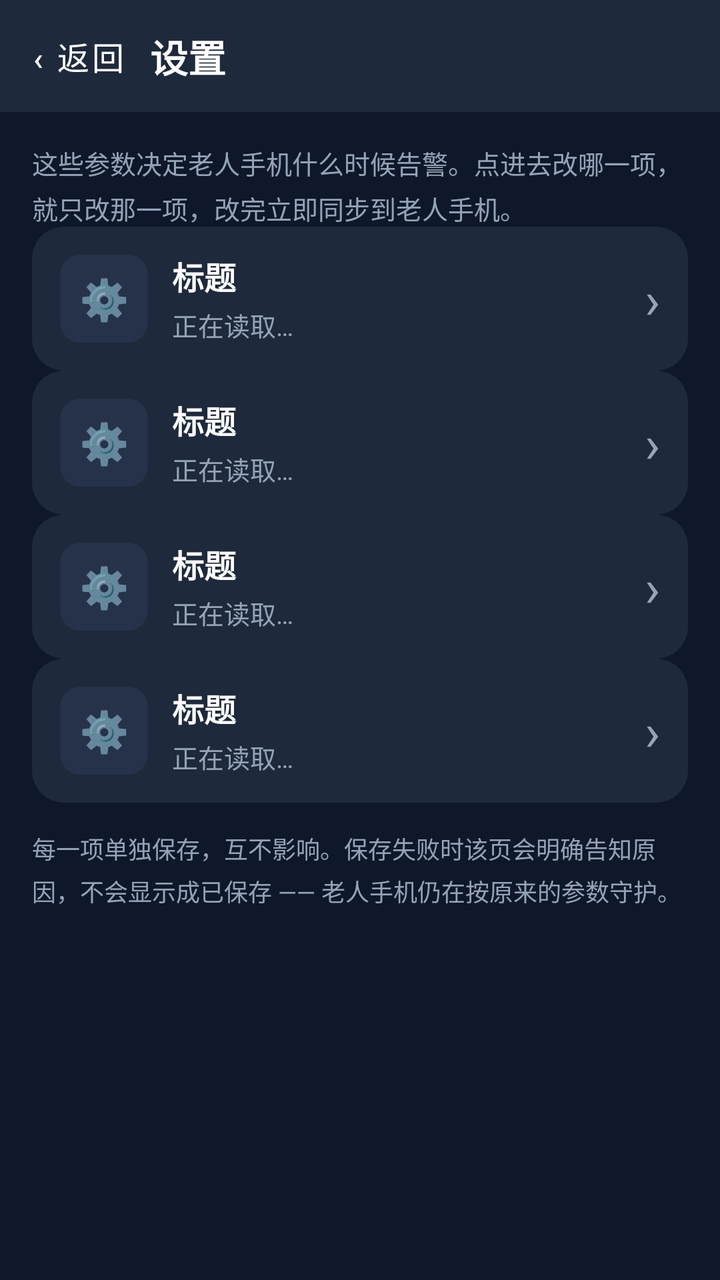
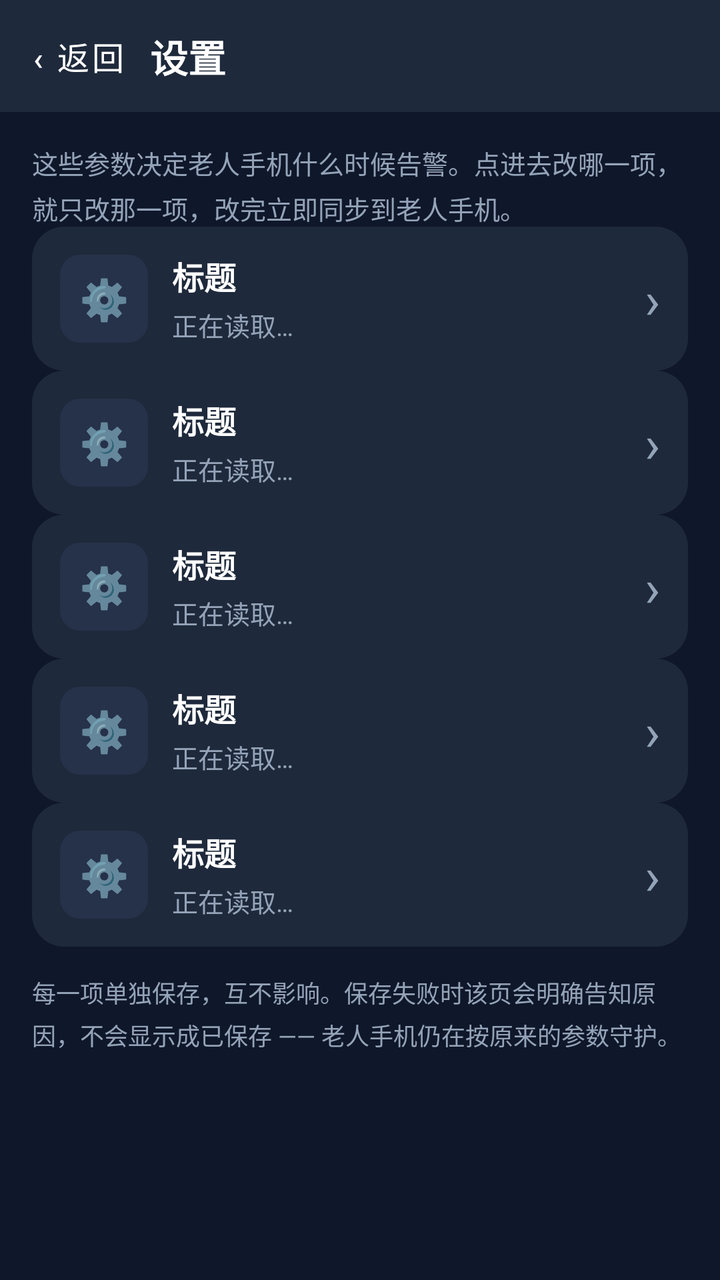

Before-and-after screenshots of an Android layout around one commit, followed by the original layout XML and the change that was made.
<!-- AndroidManifest.xml: application theme Theme.AntiFraudGuard -->
<!-- res/layout/activity_elder_guard_settings.xml -->
<?xml version="1.0" encoding="utf-8"?>
<LinearLayout xmlns:android="http://schemas.android.com/apk/res/android"
    android:layout_width="match_parent"
    android:layout_height="match_parent"
    android:orientation="vertical"
    android:background="?attr/appBg">

    <include
        android:id="@+id/topbar"
        layout="@layout/layout_settings_topbar" />

    <ScrollView
        android:layout_width="match_parent"
        android:layout_height="0dp"
        android:layout_weight="1">

        <LinearLayout
            android:layout_width="match_parent"
            android:layout_height="wrap_content"
            android:orientation="vertical"
            android:padding="16dp"
            android:paddingBottom="32dp">

            <TextView
                android:id="@+id/tv_hub_intro"
                android:layout_width="match_parent"
                android:layout_height="wrap_content"
                android:lineSpacingExtra="4dp"
                android:text="这些参数决定老人手机什么时候告警。点进去改哪一项，就只改那一项，改完立即同步到老人手机。"
                android:textColor="?attr/appTextDim"
                android:textSize="13sp" />

            <include
                android:id="@+id/entry_home_base"
                layout="@layout/item_settings_entry" />

            <include
                android:id="@+id/entry_location"
                layout="@layout/item_settings_entry"
                android:layout_marginTop="10dp" />

            <include
                android:id="@+id/entry_call_payment"
                layout="@layout/item_settings_entry"
                android:layout_marginTop="10dp" />

            <include
                android:id="@+id/entry_recording"
                layout="@layout/item_settings_entry"
                android:layout_marginTop="10dp" />

            <TextView
                android:id="@+id/tv_hub_error"
                android:layout_width="match_parent"
                android:layout_height="wrap_content"
                android:layout_marginTop="14dp"
                android:lineSpacingExtra="4dp"
                android:text=""
                android:textColor="?attr/appDangerTextStrong"
                android:textSize="13sp"
                android:visibility="gone" />

            <TextView
                android:layout_width="match_parent"
                android:layout_height="wrap_content"
                android:layout_marginTop="14dp"
                android:lineSpacingExtra="4dp"
                android:text="每一项单独保存，互不影响。保存失败时该页会明确告知原因，不会显示成已保存 —— 老人手机仍在按原来的参数守护。"
                android:textColor="?attr/appTextDim"
                android:textSize="12sp" />

        </LinearLayout>
    </ScrollView>
</LinearLayout>
<!-- res/layout/layout_settings_topbar.xml (included above) -->
<?xml version="1.0" encoding="utf-8"?>
<LinearLayout xmlns:android="http://schemas.android.com/apk/res/android"
    android:layout_width="match_parent"
    android:layout_height="56dp"
    android:orientation="horizontal"
    android:gravity="center_vertical"
    android:background="?attr/appCard"
    android:paddingStart="8dp"
    android:paddingEnd="16dp">

    <Button
        android:id="@+id/btn_back"
        android:layout_width="wrap_content"
        android:layout_height="44dp"
        android:minWidth="0dp"
        android:paddingStart="8dp"
        android:paddingEnd="12dp"
        android:background="@android:color/transparent"
        android:text="‹ 返回"
        android:textColor="?attr/appText"
        android:textSize="16sp" />

    <TextView
        android:id="@+id/tv_title"
        android:layout_width="0dp"
        android:layout_height="wrap_content"
        android:layout_weight="1"
        android:ellipsize="end"
        android:singleLine="true"
        android:text="设置"
        android:textColor="?attr/appText"
        android:textSize="19sp"
        android:textStyle="bold" />
</LinearLayout>
<!-- res/layout/item_settings_entry.xml (included above) -->
<?xml version="1.0" encoding="utf-8"?>
<LinearLayout xmlns:android="http://schemas.android.com/apk/res/android"
    android:id="@+id/row_settings_entry"
    android:layout_width="match_parent"
    android:layout_height="wrap_content"
    android:minHeight="72dp"
    android:orientation="horizontal"
    android:gravity="center_vertical"
    android:background="@drawable/bg_card_theme"
    android:paddingStart="14dp"
    android:paddingEnd="14dp"
    android:paddingTop="12dp"
    android:paddingBottom="12dp">

    <TextView
        android:id="@+id/entry_icon"
        android:layout_width="44dp"
        android:layout_height="44dp"
        android:background="@drawable/bg_icon_box"
        android:gravity="center"
        android:text="⚙️"
        android:textSize="20sp" />

    <LinearLayout
        android:layout_width="0dp"
        android:layout_height="wrap_content"
        android:layout_weight="1"
        android:layout_marginStart="12dp"
        android:orientation="vertical">

        <TextView
            android:id="@+id/entry_title"
            android:layout_width="match_parent"
            android:layout_height="wrap_content"
            android:text="标题"
            android:textColor="?attr/appText"
            android:textSize="16sp"
            android:textStyle="bold" />

        <TextView
            android:id="@+id/entry_summary"
            android:layout_width="match_parent"
            android:layout_height="wrap_content"
            android:layout_marginTop="3dp"
            android:text="正在读取…"
            android:textColor="?attr/appTextDim"
            android:textSize="13sp"
            android:lineSpacingExtra="2dp" />
    </LinearLayout>

    <TextView
        android:id="@+id/entry_chevron"
        android:layout_width="wrap_content"
        android:layout_height="wrap_content"
        android:layout_marginStart="8dp"
        android:text="›"
        android:textColor="?attr/appTextDim"
        android:textSize="26sp" />
</LinearLayout>
<!-- resources referenced by this layout -->
<resources>
  <!-- drawable bg_card_theme (drawable) -->
  <?xml version="1.0" encoding="utf-8"?>
  <shape xmlns:android="http://schemas.android.com/apk/res/android" android:shape="rectangle">
      <solid android:color="?attr/appCard" />
      <corners android:radius="16dp" />
  </shape>
  <!-- drawable bg_icon_box (drawable) -->
  <?xml version="1.0" encoding="utf-8"?>
  <shape xmlns:android="http://schemas.android.com/apk/res/android" android:shape="rectangle">
      <solid android:color="?attr/appCardAlt" />
      <corners android:radius="10dp" />
  </shape>
  <style name="Theme.AntiFraudGuard" parent="Theme.MaterialComponents.NoActionBar">
          
          <item name="colorPrimary">@color/blue_500</item>
          <item name="colorPrimaryVariant">@color/blue_700</item>
          <item name="colorOnPrimary">@color/white</item>
          
          <item name="colorSecondary">@color/emerald_500</item>
          <item name="colorSecondaryVariant">@color/emerald_700</item>
          <item name="colorOnSecondary">@color/white</item>
  
          <item name="appBg">#0F172A</item>
          <item name="appCard">#1E293B</item>
          <item name="appCardAlt">#26314A</item>
          <item name="appText">#FFFFFF</item>
          <item name="appTextDim">#94A3B8</item>
          <item name="appDivider">#334155</item>
          <item name="appInputBg">#26314A</item>
          <item name="appInputText">#FFFFFF</item>
  
          
          <item name="appDangerBgSoft">#3F1A1E</item>
          <item name="appWarnBgSoft">#3A2E12</item>
          <item name="appWarnTextStrong">#FCD34D</item>
          <item name="appWarnTextDim">#D4B36A</item>
          <item name="appDangerTextStrong">#FCA5A5</item>
          <item name="appDangerTextDim">#DCA9A9</item>
  
          
          <item name="android:statusBarColor">#0F172A</item>
          <item name="android:windowBackground">#0F172A</item>
          <item name="android:navigationBarColor">#0F172A</item>
      </style>
  <color name="blue_500">#3B82F6</color>
  <color name="blue_700">#1D4ED8</color>
  <color name="white">#FFFFFFFF</color>
  <color name="emerald_500">#10B981</color>
  <color name="emerald_700">#047857</color>
</resources>

<!-- the commit's change to res/layout/activity_elder_guard_settings.xml (unified diff, before → after) -->
@@ -46,6 +46,11 @@
 
             <include
                 android:id="@+id/entry_recording"
+                layout="@layout/item_settings_entry"
+                android:layout_marginTop="10dp" />
+
+            <include
+                android:id="@+id/entry_fall"
                 layout="@layout/item_settings_entry"
                 android:layout_marginTop="10dp" />
 
